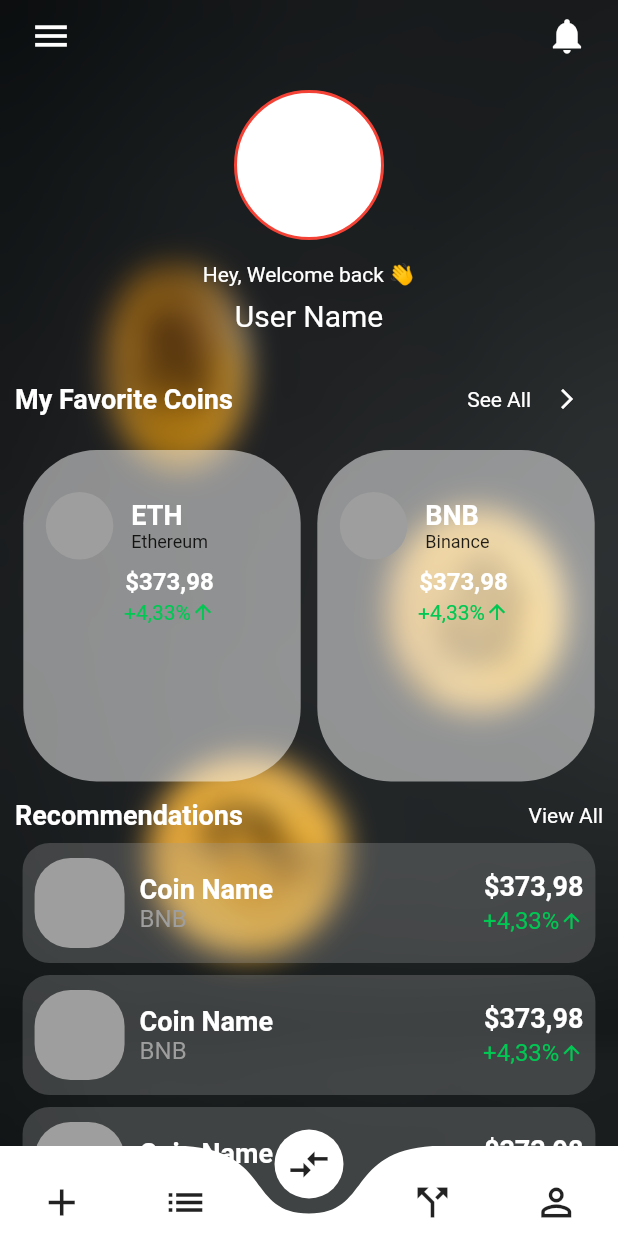
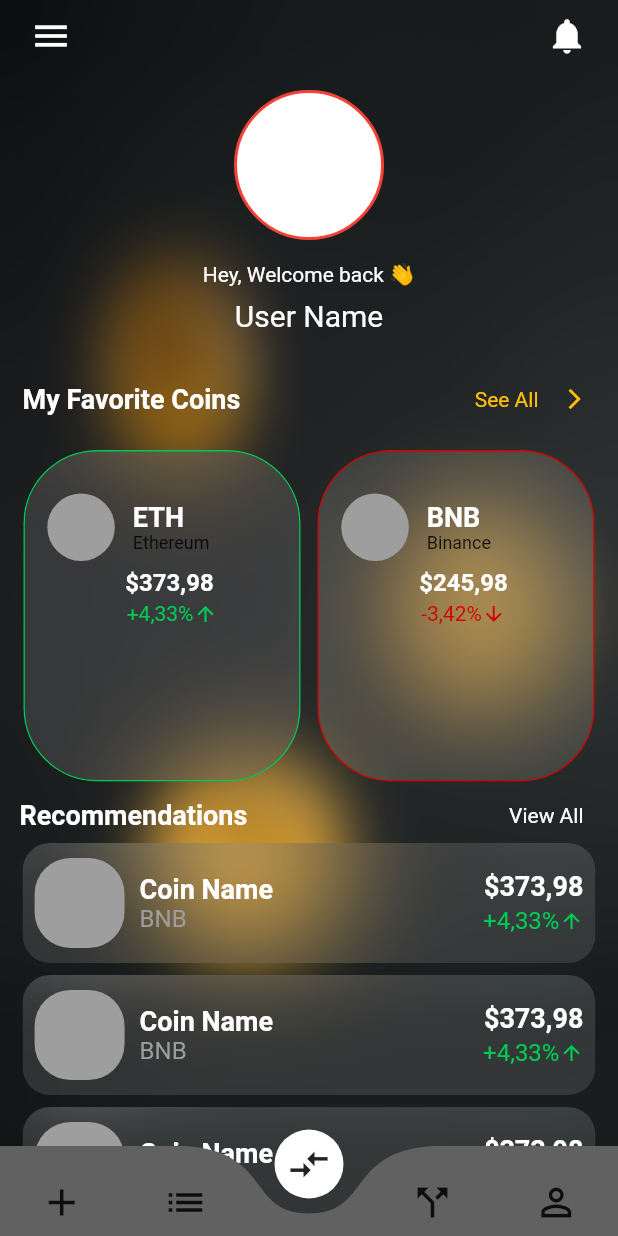
Before and after one commit to RitikRajoria/Crypto-Tracker-App, a Flutter app: the screen it shows after launch, on a phone screen of 412 x 824 dp. Run offline on Flutter 3.47's test engine with Material 2 defaults, Android fonts, the phone set to English and light mode, and no system bars; drawn by our look-alikes of curved_navigation_bar; our stand-ins replace fl_chart.

Commit message:
added blur to all homepage widgets

```diff
--- a/lib/homepage_navbar.dart
+++ b/lib/homepage_navbar.dart
@@ -57,7 +57,7 @@ class _HomePageNavbarState extends State<HomePageNavbar> {
           Icon(Icons.call_split, size: 30),
           Icon(Icons.perm_identity, size: 30),
         ],
-        color: Colors.white,
+        color: Colors.grey.shade700,
         buttonBackgroundColor: Colors.white,
         backgroundColor: Colors.transparent,
         animationCurve: Curves.easeInOut,
--- a/lib/main.dart
+++ b/lib/main.dart
@@ -10,6 +10,7 @@ class MyApp extends StatelessWidget {
   Widget build(BuildContext context) {
     return MaterialApp(
       // drawer: Drawer(),
+      debugShowCheckedModeBanner: false,
 
       home: HomePageNavbar(),
 
--- a/lib/pages/home.dart
+++ b/lib/pages/home.dart
@@ -1,9 +1,9 @@
 import 'package:crypto_app_ui/themes/colors.dart';
 import 'dart:ui';
 import 'package:flutter/material.dart';
+import 'package:fl_chart/fl_chart.dart';
 
 class HomePage extends StatefulWidget {
-
   @override
   State<HomePage> createState() => _HomePageState();
 }
@@ -26,15 +26,16 @@ class _HomePageState extends State<HomePage> {
               decoration: BoxDecoration(
                 color: Colors.black,
                 image: DecorationImage(
-                      image: ExactAssetImage("assets/images/back.jpg",),
+                  image: ExactAssetImage(
+                    "assets/images/back.jpg",
+                  ),
                   fit: BoxFit.cover,
                 ),
               ),
               child: BackdropFilter(
-                    filter: ImageFilter.blur(sigmaX:10.0 , sigmaY: 10.0),
+                filter: ImageFilter.blur(sigmaX: 20.0, sigmaY: 25.0),
                 child: Container(),
               ),
-
             ),
             Padding(
               padding: const EdgeInsets.only(left: 10, right: 10, bottom: 10),
@@ -46,8 +47,7 @@ class _HomePageState extends State<HomePage> {
                     onPressed: () {},
                   ),
                   IconButton(
-                    icon:
-                        Icon(Icons.notifications, color: textWhite, size: 28),
+                    icon: Icon(Icons.notifications, color: textWhite, size: 28),
                     onPressed: () {},
                   ),
                 ],
@@ -82,32 +82,41 @@ class _HomePageState extends State<HomePage> {
             ),
           ),
           SizedBox(height: 15),
-          Text("Hey, Welcome back 👋" , style: TextStyle(color: textWhite),),
+          Text(
+            "Hey, Welcome back 👋",
+            style: TextStyle(color: textWhite),
+          ),
           SizedBox(height: 8),
           Text(
             "User Name",
-            style: TextStyle(fontSize: 20,color: textWhite),
+            style: TextStyle(fontSize: 20, color: textWhite),
           ),
           SizedBox(height: 20),
           //favorites tab
           Padding(
-            padding: const EdgeInsets.only(left: 10, right: 10),
+            padding: const EdgeInsets.only(left: 15, right: 5),
             child: Row(
               mainAxisAlignment: MainAxisAlignment.spaceBetween,
               children: [
                 Text(
                   "My Favorite Coins",
-                  style: TextStyle(fontSize: 18, fontWeight: FontWeight.bold,color: textWhite),
+                  style: TextStyle(
+                      fontSize: 18,
+                      fontWeight: FontWeight.w600,
+                      color: textWhite),
                 ),
                 Row(
                   children: [
-                    Text("See All", style: TextStyle(color: textWhite),),
+                    Text(
+                      "See All",
+                      style: TextStyle(color: Colors.amber),
+                    ),
                     IconButton(
                       onPressed: () {},
                       icon: Icon(
                         Icons.arrow_forward_ios,
                         size: 16,
-                        color: textWhite,
+                        color: Colors.amber,
                       ),
                     ),
                   ],
@@ -123,18 +132,26 @@ class _HomePageState extends State<HomePage> {
             child: Row(
               mainAxisAlignment: MainAxisAlignment.spaceAround,
               children: [
-                Container(
+                ClipRRect(
+                  borderRadius: BorderRadius.circular(49),
+                  child: BackdropFilter(
+                    filter: ImageFilter.blur(sigmaX: 30.0, sigmaY: 30.0),
+                    child: Container(
                       height: (size.width + 30) * 0.50,
                       width: (size.width - 10) * 0.46,
                       decoration: BoxDecoration(
-                    color: Colors.white.withOpacity(0.5),
+                        color: Colors.grey.withOpacity(0.2),
                         borderRadius: BorderRadius.circular(49),
+                        border: Border.all(
+                          width: 1,
+                          color: Colors.greenAccent.shade700,
+                        ),
                       ),
                       child: Column(
                         children: [
                           Padding(
-                        padding:
-                            const EdgeInsets.only(left: 15, top: 28, right: 5),
+                            padding: const EdgeInsets.only(
+                                left: 15, top: 28, right: 5),
                             child: Row(
                               children: [
                                 Container(
@@ -154,7 +171,8 @@ class _HomePageState extends State<HomePage> {
                                       style: TextStyle(
                                         fontWeight: FontWeight.bold,
                                         fontSize: 18,
-                        color: textWhite,),
+                                        color: textWhite,
+                                      ),
                                     ),
                                     Text(
                                       "Ethereum",
@@ -175,21 +193,24 @@ class _HomePageState extends State<HomePage> {
                                 Text(
                                   "\$373,98",
                                   style: TextStyle(
-                                  fontSize: 16, fontWeight: FontWeight.bold,
-                        color: textWhite,),
+                                    fontSize: 16,
+                                    fontWeight: FontWeight.bold,
+                                    color: textWhite,
+                                  ),
                                 ),
                                 SizedBox(height: 3),
                                 Row(
                                   mainAxisAlignment: MainAxisAlignment.center,
                                   children: [
                                     Text(
-                                  "+4,33%",
+                                      " +4,33%",
                                       style: TextStyle(
                                           fontSize: 14,
                                           color: Colors.greenAccent[700]),
                                     ),
                                     Icon(Icons.arrow_upward,
-                                    size: 16, color: Colors.greenAccent[700]),
+                                        size: 16,
+                                        color: Colors.greenAccent[700]),
                                   ],
                                 ), //change in currency,s value text
                               ],
@@ -198,18 +219,28 @@ class _HomePageState extends State<HomePage> {
                         ],
                       ),
                     ),
-                Container(
+                  ),
+                ),
+                ClipRRect(
+                  borderRadius: BorderRadius.circular(49),
+                  child: BackdropFilter(
+                    filter: ImageFilter.blur(sigmaX: 30.0, sigmaY: 30.0),
+                    child: Container(
                       height: (size.width + 30) * 0.50,
                       width: (size.width - 10) * 0.46,
                       decoration: BoxDecoration(
-                    color: Colors.white.withOpacity(0.5),
+                        color: Colors.grey.withOpacity(0.2),
                         borderRadius: BorderRadius.circular(49),
+                        border: Border.all(
+                          width: 1,
+                          color: Colors.redAccent.shade700,
+                        ),
                       ),
                       child: Column(
                         children: [
                           Padding(
-                        padding:
-                            const EdgeInsets.only(left: 15, top: 28, right: 5),
+                            padding: const EdgeInsets.only(
+                                left: 15, top: 28, right: 5),
                             child: Row(
                               children: [
                                 Container(
@@ -228,8 +259,10 @@ class _HomePageState extends State<HomePage> {
                                         style: TextStyle(
                                           fontWeight: FontWeight.bold,
                                           fontSize: 18,
-                        color: textWhite,)),
-                                Text("Binance", style: TextStyle(fontSize: 12)),
+                                          color: textWhite,
+                                        )),
+                                    Text("Binance",
+                                        style: TextStyle(fontSize: 12)),
                                   ],
                                 ),
                               ],
@@ -243,29 +276,33 @@ class _HomePageState extends State<HomePage> {
                               // mainAxisAlignment: MainAxisAlignment.start,
                               children: [
                                 Text(
-                              "\$373,98",
+                                  "\$245,98",
                                   style: TextStyle(
-                                  fontSize: 16, fontWeight: FontWeight.bold,
-                        color: textWhite,),
+                                    fontSize: 16,
+                                    fontWeight: FontWeight.bold,
+                                    color: textWhite,
+                                  ),
                                 ),
                                 SizedBox(height: 3),
                                 Row(
                                   mainAxisAlignment: MainAxisAlignment.center,
                                   children: [
                                     Text(
-                                  "+4,33%",
+                                      "-3,42%",
                                       style: TextStyle(
                                           fontSize: 14,
-                                      color: Colors.greenAccent[700]),
+                                          color: Colors.redAccent[700]),
                                     ),
-                                Icon(Icons.arrow_upward,
-                                    size: 16, color: Colors.greenAccent[700]),
+                                    Icon(Icons.arrow_downward,
+                                        size: 16, color: Colors.redAccent[700]),
                                   ],
                                 ), //change in currency,s value text
                               ],
                             ),
                           ),
                         ],
+                      ),
+                    ),
                   ),
                 ),
               ],
@@ -275,19 +312,24 @@ class _HomePageState extends State<HomePage> {
 
           //recommendations tab
           Padding(
-            padding: const EdgeInsets.only(left: 10, right: 10),
+            padding: const EdgeInsets.only(left: 13, right: 23),
             child: Row(
               mainAxisAlignment: MainAxisAlignment.spaceBetween,
               children: [
                 Text(
                   "Recommendations",
-                  style: TextStyle(fontSize: 18, fontWeight: FontWeight.bold,
-                        color: textWhite,),
+                  style: TextStyle(
+                    fontSize: 18,
+                    fontWeight: FontWeight.w600,
+                    color: textWhite,
                   ),
-                Text("View All", style: TextStyle(
-
+                ),
+                Text(
+                  "View All",
+                  style: TextStyle(
                     color: textWhite,
-                ),),
+                  ),
+                ),
               ],
             ),
           ),
@@ -296,11 +338,15 @@ class _HomePageState extends State<HomePage> {
               5,
               (index) => Padding(
                 padding: const EdgeInsets.only(left: 10, right: 10, top: 8),
+                child: ClipRRect(
+                  borderRadius: BorderRadius.circular(18),
+                  child: BackdropFilter(
+                    filter: ImageFilter.blur(sigmaX: 30.0, sigmaY: 30.0),
                     child: Container(
                       padding: EdgeInsets.all(8),
                       decoration: BoxDecoration(
                         borderRadius: BorderRadius.circular(18),
-                    color: Colors.grey.withOpacity(0.3),
+                        color: Colors.grey.withOpacity(0.2),
                       ),
                       height: 80,
                       width: (size.width - 10) * 0.95,
@@ -326,13 +372,15 @@ class _HomePageState extends State<HomePage> {
                                   Text(
                                     "Coin Name",
                                     style: TextStyle(
-                                    fontSize: 18, fontWeight: FontWeight.bold,
-                        color: textWhite,),
+                                      fontSize: 18,
+                                      fontWeight: FontWeight.bold,
+                                      color: textWhite,
+                                    ),
                                   ),
                                   Text(
                                     "BNB",
-                                style:
-                                    TextStyle(fontSize: 16, color: Colors.grey),
+                                    style: TextStyle(
+                                        fontSize: 16, color: Colors.grey),
                                   ), //extra alt text for coin
                                 ],
                               ),
@@ -345,8 +393,10 @@ class _HomePageState extends State<HomePage> {
                               Text(
                                 "\$373,98",
                                 style: TextStyle(
-                                fontSize: 18, fontWeight: FontWeight.bold,
-                        color: textWhite,),
+                                  fontSize: 18,
+                                  fontWeight: FontWeight.bold,
+                                  color: textWhite,
+                                ),
                               ),
                               SizedBox(height: 3),
                               Row(
@@ -369,6 +419,8 @@ class _HomePageState extends State<HomePage> {
                   ),
                 ),
               ),
+            ),
+          ),
           SizedBox(height: 78),
         ],
       ),
--- a/pubspec.yaml
+++ b/pubspec.yaml
@@ -35,6 +35,7 @@ dependencies:
   # Use with the CupertinoIcons class for iOS style icons.
   cupertino_icons: ^1.0.2
   curved_navigation_bar: ^1.0.3
+  fl_chart: ^0.45.0
 
 dev_dependencies:
   flutter_test:
```
Also changed, not shown: pubspec.lock. Lines whose indentation alone changed are shown as unchanged.
